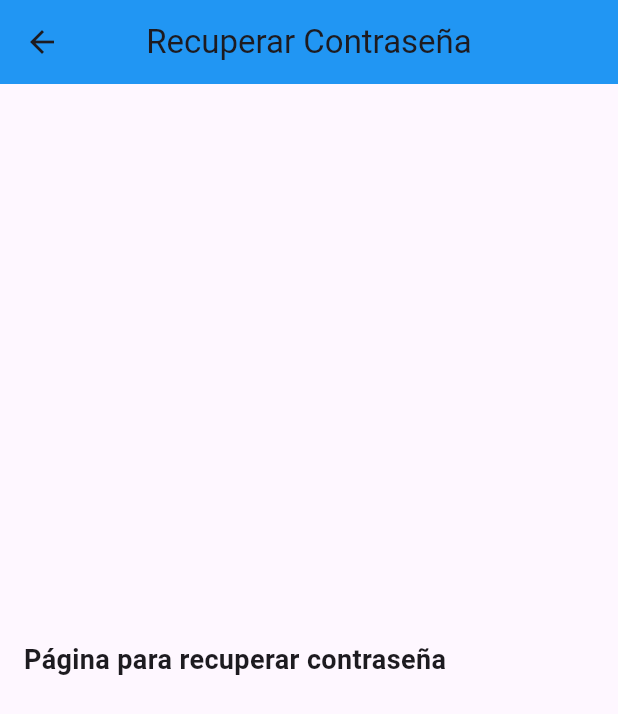
After one commit to CintyaKarinaBanda/contadorFlutter, a Flutter app: the screen it shows after launch, after a tap on "¿Olvidó su contraseña?", on a phone screen of 412 x 824 dp. The commit adds this screen. Shown: the top 714 px of the screen. Run offline on Flutter 3.47's test engine with Material 3 defaults, Android fonts, the phone set to English and light mode, and no system bars.

Commit message:
Recuperar Contraseña

```diff
--- a/lib/pages/login_page.dart
+++ b/lib/pages/login_page.dart
@@ -1,5 +1,5 @@
 // ignore_for_file: unnecessary_set_literal
-
+import "package:counter/pages/olvideMiContase%C3%B1a.dart";
 import "package:flutter/material.dart";
 
 class LoginPage extends StatefulWidget {
@@ -193,9 +193,17 @@ class _RememberState extends State<Remember> {
         ),
         const Spacer(),
         TextButton(
-          onPressed: ()=>{},
+          onPressed: () {
+            // Navegar a otra interfaz aquí
+            Navigator.push(
+              context,
+              MaterialPageRoute(
+                builder: (context) => const OlvideMiContrasena(),
+              ),
+            );
+          },
           child: const Text(
-            "¿Olvido su contraseña?",
+            "¿Olvidó su contraseña?",
             style: TextStyle(fontSize: 12,),
           ),
         ),
--- /dev/null
+++ b/lib/pages/olvideMiContaseña.dart
@@ -0,0 +1,48 @@
+import 'package:flutter/material.dart'; // Asegúrate de importar el archivo correcto
+
+class OlvideMiContrasena extends StatefulWidget {
+  const OlvideMiContrasena({Key? key}) : super(key: key);
+
+  @override
+  State<OlvideMiContrasena> createState() => _OlvideMiContrasenaState();
+}
+
+class _OlvideMiContrasenaState extends State<OlvideMiContrasena> {
+  @override
+  Widget build(BuildContext context) {
+    return Scaffold(
+      appBar: AppBar(
+        backgroundColor: Colors.blue, // Cambiar el color del AppBar a azul
+        title: const Text(
+          "Recuperar Contraseña",
+          textAlign: TextAlign.center, // Centrar el texto
+        ),
+        centerTitle: true, // Centrar el título
+        leading: IconButton(
+          icon: const Icon(Icons.arrow_back),
+          onPressed: () {
+            // Navegar de vuelta a la página de login
+            Navigator.pop(context);
+          },
+        ),
+      ),
+      body: Container(
+        padding: const EdgeInsets.all(16.0),
+        child: const Column(
+          mainAxisAlignment: MainAxisAlignment.center, // Centrar los elementos verticalmente
+          children: [
+            Text(
+              "Página para recuperar contraseña",
+              style: TextStyle(
+                fontSize: 18,
+                fontWeight: FontWeight.bold,
+              ),
+              textAlign: TextAlign.center, // Centrar el texto horizontalmente
+            ),
+            // Aquí puedes agregar más widgets según tus necesidades
+          ],
+        ),
+      ),
+    );
+  }
+}
```
